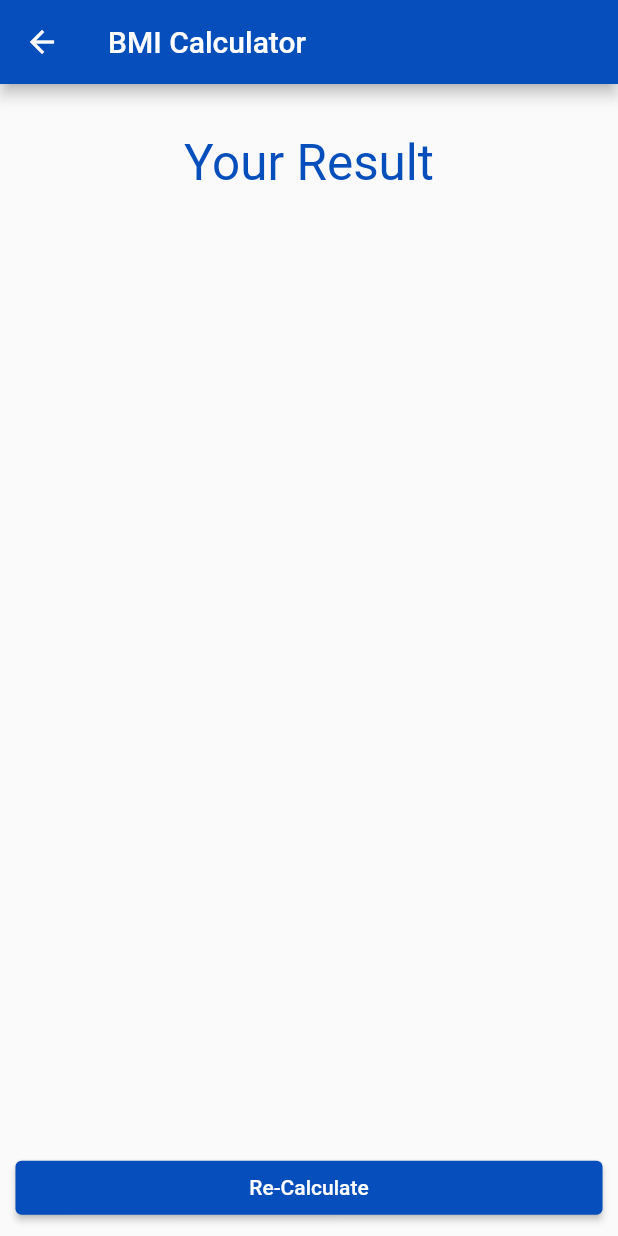
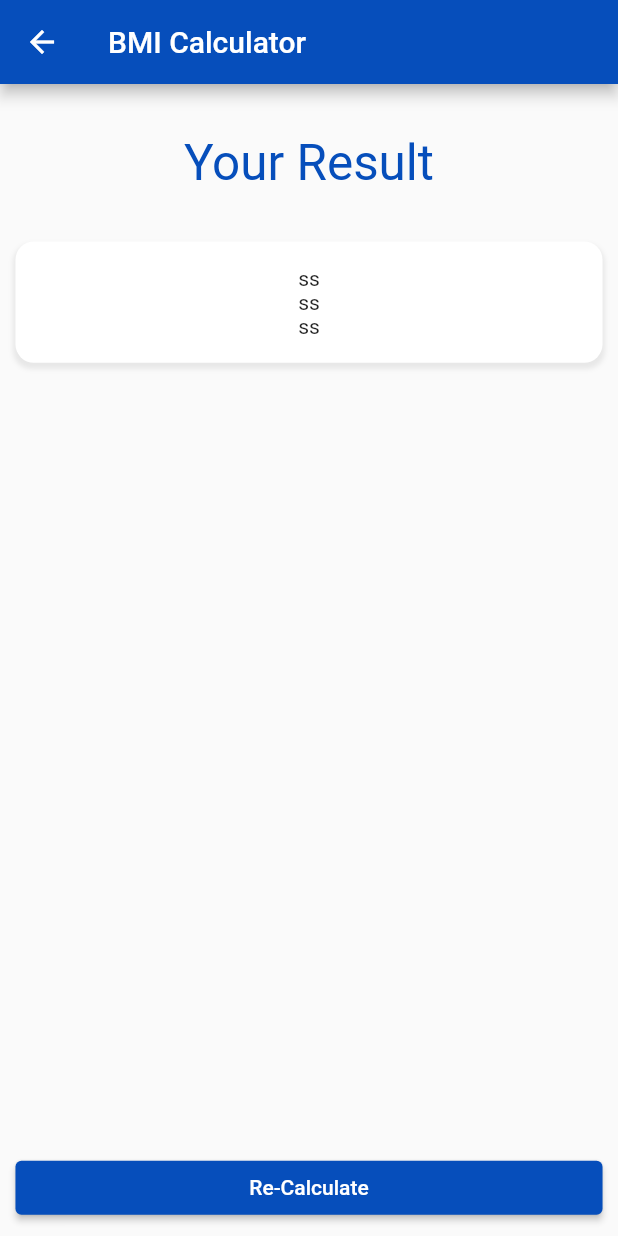
Before and after one commit to shahzebnaqvi/Medical_App, a Flutter app: the Bmi_Result screen opened directly, on a phone screen of 412 x 824 dp. Run offline on Flutter 3.47's test engine with Material 2 defaults, Android fonts, the phone set to English and light mode, and no system bars; our stand-ins replace carousel_slider, get.

Commit message:
bmi calculate result file

```diff
--- a/lib/Screens/additionaltools/additionalsubscreens/bmi_result.dart
+++ b/lib/Screens/additionaltools/additionalsubscreens/bmi_result.dart
@@ -36,6 +36,25 @@ class _Bmi_ResultState extends State<Bmi_Result> {
                   color: Constants.mainColor),
             ),
           ),
+          Container(
+              decoration: BoxDecoration(
+                color: Constants.lightColor,
+                borderRadius: BorderRadius.all(
+                    Radius.circular(MediaQuery.of(context).size.width * 0.03)),
+                boxShadow: [
+                  BoxShadow(
+                    color: Colors.grey.withOpacity(0.2),
+                    spreadRadius: 1,
+                    blurRadius: 2,
+                    offset: Offset(0, 3), // changes position of shadow
+                  ),
+                ],
+              ),
+              padding: EdgeInsets.all(
+                MediaQuery.of(context).size.width * 0.04,
+              ),
+              width: MediaQuery.of(context).size.width * 0.95,
+              child: Column(children: [Text("ss"), Text("ss"), Text("ss")])),
           Expanded(
             child: Align(
               alignment: Alignment.bottomCenter,
```
